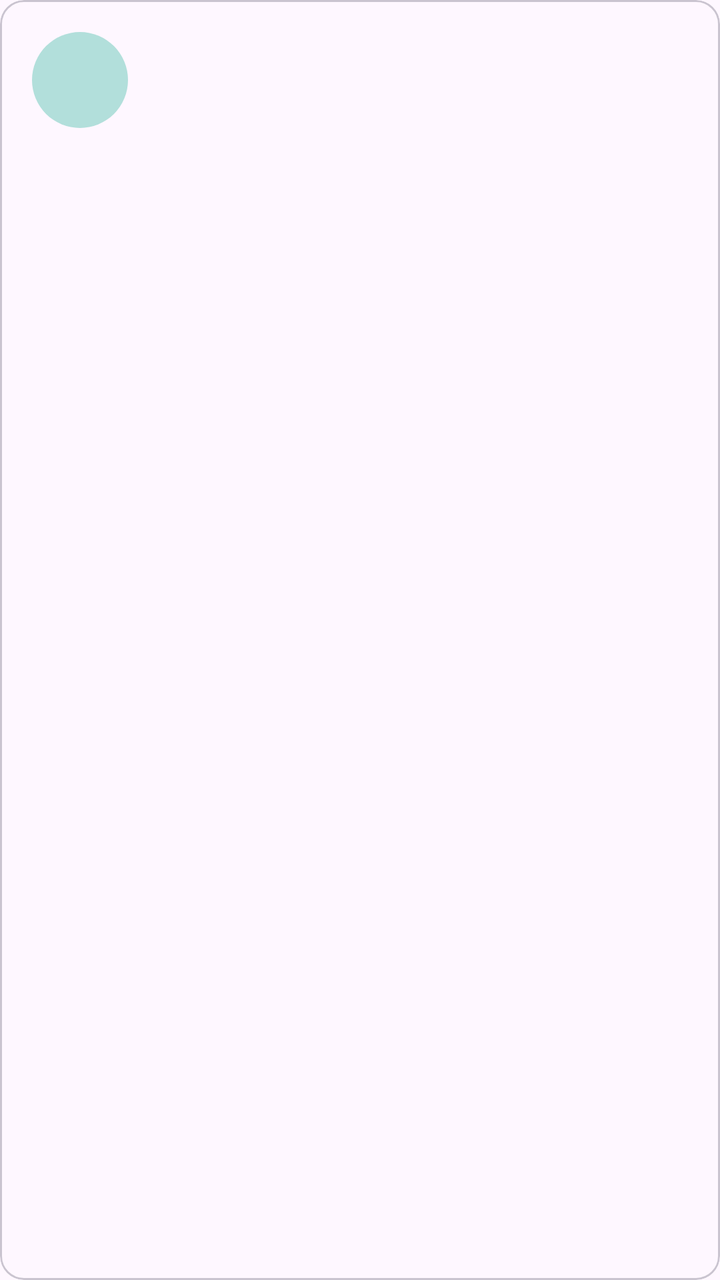
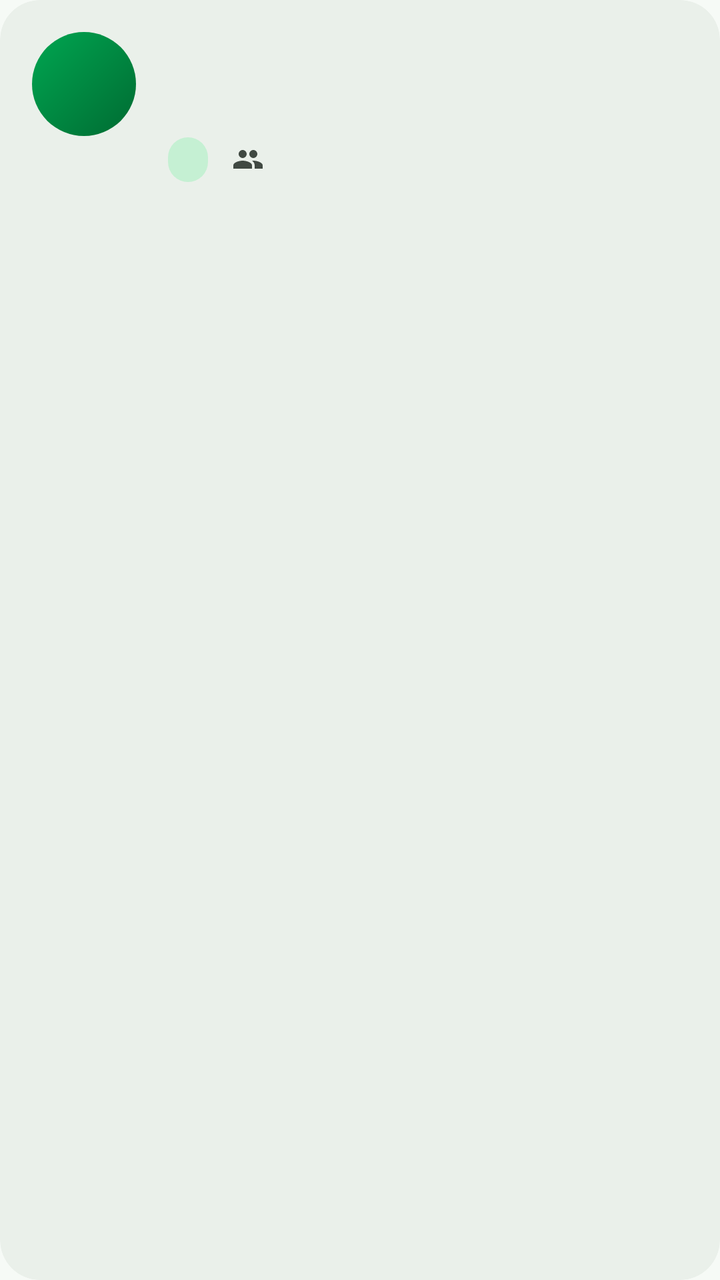

The first picture is an Android layout as it rendered before a commit; the second is the same layout after the commit. The layout source and the unified diff follow.
<!-- AndroidManifest.xml: application theme Theme.ClubHub -->
<!-- res/layout/item_club.xml -->
<?xml version="1.0" encoding="utf-8"?>
<com.google.android.material.card.MaterialCardView xmlns:android="http://schemas.android.com/apk/res/android"
    style="@style/Widget.Material3.CardView.Outlined"
    android:layout_width="match_parent"
    android:layout_height="wrap_content"
    android:layout_marginHorizontal="6dp"
    android:layout_marginVertical="6dp"
    android:clickable="true"
    android:focusable="true">

    <LinearLayout
        android:layout_width="match_parent"
        android:layout_height="wrap_content"
        android:orientation="horizontal"
        android:padding="16dp">

        <TextView
            android:id="@+id/tv_avatar"
            android:layout_width="48dp"
            android:layout_height="48dp"
            android:background="@drawable/bg_avatar"
            android:gravity="center"
            android:textColor="?attr/colorOnPrimaryContainer"
            android:textSize="20sp"
            android:textStyle="bold" />

        <LinearLayout
            android:layout_width="0dp"
            android:layout_height="wrap_content"
            android:layout_marginStart="16dp"
            android:layout_weight="1"
            android:orientation="vertical">

            <TextView
                android:id="@+id/tv_name"
                android:layout_width="match_parent"
                android:layout_height="wrap_content"
                android:ellipsize="end"
                android:maxLines="1"
                android:textAppearance="?attr/textAppearanceTitleMedium" />

            <TextView
                android:id="@+id/tv_category"
                android:layout_width="match_parent"
                android:layout_height="wrap_content"
                android:textAppearance="?attr/textAppearanceLabelMedium"
                android:textColor="?attr/colorPrimary" />

            <TextView
                android:id="@+id/tv_description"
                android:layout_width="match_parent"
                android:layout_height="wrap_content"
                android:layout_marginTop="4dp"
                android:ellipsize="end"
                android:maxLines="2"
                android:textAppearance="?attr/textAppearanceBodyMedium"
                android:textColor="?attr/colorOnSurfaceVariant" />

            <LinearLayout
                android:layout_width="match_parent"
                android:layout_height="wrap_content"
                android:layout_marginTop="8dp"
                android:orientation="horizontal">

                <TextView
                    android:id="@+id/tv_members"
                    android:layout_width="wrap_content"
                    android:layout_height="wrap_content"
                    android:textAppearance="?attr/textAppearanceLabelMedium"
                    android:textColor="?attr/colorOnSurfaceVariant" />

                <TextView
                    android:id="@+id/tv_pending"
                    android:layout_width="wrap_content"
                    android:layout_height="wrap_content"
                    android:layout_marginStart="12dp"
                    android:text="@string/badge_pending_approval"
                    android:textAppearance="?attr/textAppearanceLabelMedium"
                    android:textColor="?attr/colorError"
                    android:visibility="gone" />
            </LinearLayout>
        </LinearLayout>
    </LinearLayout>
</com.google.android.material.card.MaterialCardView>
<!-- resources referenced by this layout -->
<resources>
  <!-- drawable bg_avatar (drawable) -->
  <?xml version="1.0" encoding="utf-8"?>
  <shape xmlns:android="http://schemas.android.com/apk/res/android"
      android:shape="oval">
      <solid android:color="?attr/colorPrimaryContainer" />
  </shape>
  <style name="Base.Theme.ClubHub" parent="Theme.Material3.DayNight.NoActionBar">
          <item name="colorPrimary">#00796B</item>
          <item name="colorOnPrimary">#FFFFFF</item>
          <item name="colorPrimaryContainer">#B2DFDB</item>
          <item name="colorOnPrimaryContainer">#00201C</item>
          <item name="colorSecondary">#4A6360</item>
          <item name="colorSecondaryContainer">#CCE8E3</item>
          <item name="colorOnSecondaryContainer">#05201D</item>
      </style>
  <!-- unchanged entries left out for length: 2 -->
</resources>

<!-- the commit's change to res/layout/item_club.xml (unified diff, before → after) -->
@@ -1,12 +1,17 @@
 <?xml version="1.0" encoding="utf-8"?>
 <com.google.android.material.card.MaterialCardView xmlns:android="http://schemas.android.com/apk/res/android"
-    style="@style/Widget.Material3.CardView.Outlined"
+    xmlns:app="http://schemas.android.com/apk/res-auto"
+    style="@style/Widget.Material3.CardView.Filled"
     android:layout_width="match_parent"
     android:layout_height="wrap_content"
     android:layout_marginHorizontal="6dp"
     android:layout_marginVertical="6dp"
     android:clickable="true"
-    android:focusable="true">
+    android:focusable="true"
+    app:cardBackgroundColor="?attr/colorSurfaceContainer"
+    app:cardCornerRadius="20dp"
+    app:cardElevation="0dp"
+    app:strokeWidth="0dp">
 
     <LinearLayout
         android:layout_width="match_parent"
@@ -16,12 +21,12 @@
 
         <TextView
             android:id="@+id/tv_avatar"
-            android:layout_width="48dp"
-            android:layout_height="48dp"
+            android:layout_width="52dp"
+            android:layout_height="52dp"
             android:background="@drawable/bg_avatar"
             android:gravity="center"
-            android:textColor="?attr/colorOnPrimaryContainer"
-            android:textSize="20sp"
+            android:textColor="@color/white"
+            android:textSize="22sp"
             android:textStyle="bold" />
 
         <LinearLayout
@@ -37,20 +42,14 @@
                 android:layout_height="wrap_content"
                 android:ellipsize="end"
                 android:maxLines="1"
-                android:textAppearance="?attr/textAppearanceTitleMedium" />
-
-            <TextView
-                android:id="@+id/tv_category"
-                android:layout_width="match_parent"
-                android:layout_height="wrap_content"
-                android:textAppearance="?attr/textAppearanceLabelMedium"
-                android:textColor="?attr/colorPrimary" />
+                android:textAppearance="?attr/textAppearanceTitleMedium"
+                android:textStyle="bold" />
 
             <TextView
                 android:id="@+id/tv_description"
                 android:layout_width="match_parent"
                 android:layout_height="wrap_content"
-                android:layout_marginTop="4dp"
+                android:layout_marginTop="2dp"
                 android:ellipsize="end"
                 android:maxLines="2"
                 android:textAppearance="?attr/textAppearanceBodyMedium"
@@ -59,13 +58,29 @@
             <LinearLayout
                 android:layout_width="match_parent"
                 android:layout_height="wrap_content"
-                android:layout_marginTop="8dp"
+                android:layout_marginTop="10dp"
+                android:gravity="center_vertical"
                 android:orientation="horizontal">
+
+                <TextView
+                    android:id="@+id/tv_category"
+                    android:layout_width="wrap_content"
+                    android:layout_height="wrap_content"
+                    android:background="@drawable/bg_pill"
+                    android:paddingHorizontal="10dp"
+                    android:paddingVertical="3dp"
+                    android:textColor="?attr/colorOnPrimaryContainer"
+                    android:textSize="12sp"
+                    android:textStyle="bold" />
 
                 <TextView
                     android:id="@+id/tv_members"
                     android:layout_width="wrap_content"
                     android:layout_height="wrap_content"
+                    android:layout_marginStart="12dp"
+                    android:drawableStart="@drawable/ic_people_small"
+                    android:drawablePadding="6dp"
+                    android:gravity="center_vertical"
                     android:textAppearance="?attr/textAppearanceLabelMedium"
                     android:textColor="?attr/colorOnSurfaceVariant" />
 
@@ -73,10 +88,14 @@
                     android:id="@+id/tv_pending"
                     android:layout_width="wrap_content"
                     android:layout_height="wrap_content"
-                    android:layout_marginStart="12dp"
+                    android:layout_marginStart="8dp"
+                    android:background="@drawable/bg_pill_alert"
+                    android:paddingHorizontal="10dp"
+                    android:paddingVertical="3dp"
                     android:text="@string/badge_pending_approval"
-                    android:textAppearance="?attr/textAppearanceLabelMedium"
-                    android:textColor="?attr/colorError"
+                    android:textColor="?attr/colorOnTertiaryContainer"
+                    android:textSize="12sp"
+                    android:textStyle="bold"
                     android:visibility="gone" />
             </LinearLayout>
         </LinearLayout>
<!-- resource entries referenced after the edit -->
@@ -1,19 +1,86 @@
 <!-- resources referenced by this layout -->
 <resources>
+  <color name="white">#FFFFFF</color>
   <!-- drawable bg_avatar (drawable) -->
   <?xml version="1.0" encoding="utf-8"?>
   <shape xmlns:android="http://schemas.android.com/apk/res/android"
       android:shape="oval">
+      <gradient
+          android:angle="315"
+          android:endColor="@color/header_end"
+          android:startColor="@color/header_start"
+          android:type="linear" />
+  </shape>
+  <!-- drawable bg_pill (drawable) -->
+  <?xml version="1.0" encoding="utf-8"?>
+  <shape xmlns:android="http://schemas.android.com/apk/res/android"
+      android:shape="rectangle">
       <solid android:color="?attr/colorPrimaryContainer" />
+      <corners android:radius="50dp" />
   </shape>
+  <!-- drawable bg_pill_alert (drawable) -->
+  <?xml version="1.0" encoding="utf-8"?>
+  <shape xmlns:android="http://schemas.android.com/apk/res/android"
+      android:shape="rectangle">
+      <solid android:color="?attr/colorTertiaryContainer" />
+      <corners android:radius="50dp" />
+  </shape>
+  <!-- drawable ic_people_small (drawable) -->
+  <?xml version="1.0" encoding="utf-8"?>
+  <vector xmlns:android="http://schemas.android.com/apk/res/android"
+      android:width="16dp"
+      android:height="16dp"
+      android:viewportWidth="24"
+      android:viewportHeight="24"
+      android:tint="?attr/colorOnSurfaceVariant">
+      <path
+          android:fillColor="@android:color/white"
+          android:pathData="M16,11c1.66,0 2.99,-1.34 2.99,-3S17.66,5 16,5c-1.66,0 -3,1.34 -3,3s1.34,3 3,3zM8,11c1.66,0 2.99,-1.34 2.99,-3S9.66,5 8,5C6.34,5 5,6.34 5,8s1.34,3 3,3zM8,13c-2.33,0 -7,1.17 -7,3.5V19h14v-2.5c0,-2.33 -4.67,-3.5 -7,-3.5zM16,13c-0.29,0 -0.62,0.02 -0.97,0.05 1.16,0.84 1.97,1.97 1.97,3.45V19h6v-2.5c0,-2.33 -4.67,-3.5 -7,-3.5z" />
+  </vector>
+  <color name="header_end">#006B32</color>
+  <color name="header_start">#00A651</color>
   <style name="Base.Theme.ClubHub" parent="Theme.Material3.DayNight.NoActionBar">
-          <item name="colorPrimary">#00796B</item>
+          <item name="textInputStyle">@style/Widget.ClubHub.TextInputLayout</item>
+          <item name="materialButtonStyle">@style/Widget.ClubHub.Button</item>
+  
+          <item name="colorPrimary">#00873F</item>
           <item name="colorOnPrimary">#FFFFFF</item>
-          <item name="colorPrimaryContainer">#B2DFDB</item>
-          <item name="colorOnPrimaryContainer">#00201C</item>
-          <item name="colorSecondary">#4A6360</item>
-          <item name="colorSecondaryContainer">#CCE8E3</item>
-          <item name="colorOnSecondaryContainer">#05201D</item>
+          <item name="colorPrimaryContainer">#C5F0D3</item>
+          <item name="colorOnPrimaryContainer">#00210E</item>
+          <item name="colorPrimaryInverse">#6FDC95</item>
+  
+          <item name="colorSecondary">#4C6355</item>
+          <item name="colorOnSecondary">#FFFFFF</item>
+          <item name="colorSecondaryContainer">#C5F0D3</item>
+          <item name="colorOnSecondaryContainer">#00210E</item>
+  
+          <item name="colorTertiary">#BA1A22</item>
+          <item name="colorOnTertiary">#FFFFFF</item>
+          <item name="colorTertiaryContainer">#FFDAD6</item>
+          <item name="colorOnTertiaryContainer">#410004</item>
+  
+          <item name="android:colorBackground">#F6FAF6</item>
+          <item name="colorOnBackground">#181D19</item>
+          <item name="colorSurface">#F6FAF6</item>
+          <item name="colorOnSurface">#181D19</item>
+          <item name="colorSurfaceVariant">#DCE5DC</item>
+          <item name="colorOnSurfaceVariant">#404942</item>
+          <item name="colorSurfaceContainerLowest">#FFFFFF</item>
+          <item name="colorSurfaceContainerLow">#F0F5F0</item>
+          <item name="colorSurfaceContainer">#EAF0EA</item>
+          <item name="colorSurfaceContainerHigh">#E4EAE4</item>
+          <item name="colorSurfaceContainerHighest">#DEE4DE</item>
+          <item name="colorOutline">#707971</item>
+          <item name="colorOutlineVariant">#BFC9C0</item>
+      </style>
+  <style name="Widget.ClubHub.TextInputLayout" parent="Widget.Material3.TextInputLayout.OutlinedBox">
+          <item name="boxCornerRadiusTopStart">14dp</item>
+          <item name="boxCornerRadiusTopEnd">14dp</item>
+          <item name="boxCornerRadiusBottomStart">14dp</item>
+          <item name="boxCornerRadiusBottomEnd">14dp</item>
+      </style>
+  <style name="Widget.ClubHub.Button" parent="Widget.Material3.Button">
+          <item name="cornerRadius">16dp</item>
       </style>
   <!-- unchanged entries left out for length: 2 -->
 </resources>
